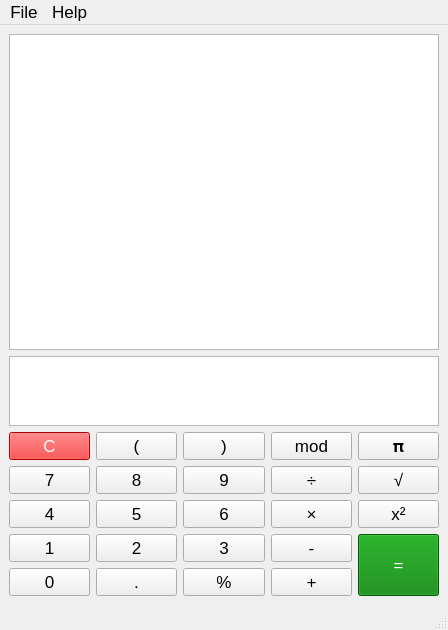
Above: mainwindow.ui from ledangquangdangquang/Caculator-qt-linux before the change. Below: the same form after it.
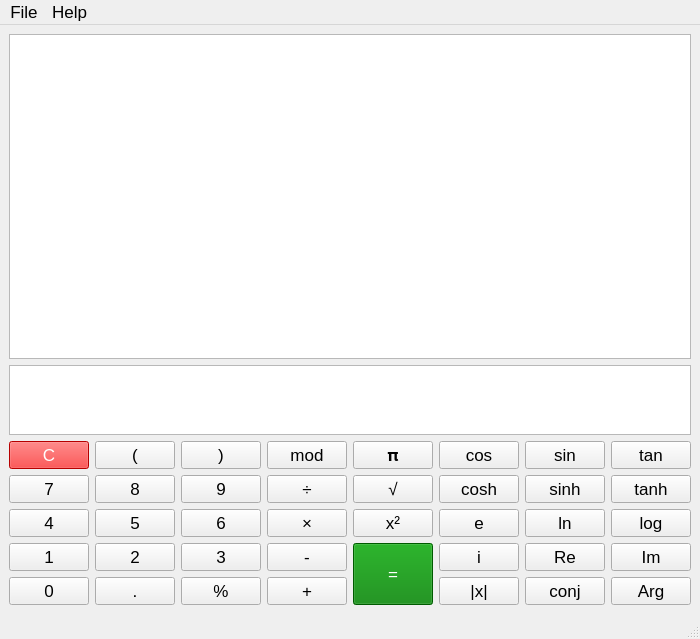
That is the form after the change. Icons and pictures are not drawn. Custom widgets are drawn as their Qt base class.

Commit message: layout add expand sin cos

Patch:
```diff
--- a/mainwindow.ui
+++ b/mainwindow.ui
@@ -6,8 +6,8 @@
    <rect>
     <x>0</x>
     <y>0</y>
-    <width>448</width>
-    <height>630</height>
+    <width>397</width>
+    <height>639</height>
    </rect>
   </property>
   <property name="font">
@@ -26,6 +26,9 @@
    <layout class="QVBoxLayout" name="verticalLayout_3">
     <item>
      <layout class="QVBoxLayout" name="verticalLayout_2" stretch="7,1,1">
+      <property name="sizeConstraint">
+       <enum>QLayout::SetMinimumSize</enum>
+      </property>
       <item>
        <widget class="QPlainTextEdit" name="plainHistory">
         <property name="cursor" stdset="0">
@@ -47,10 +50,13 @@
        <layout class="QVBoxLayout" name="verticalLayout">
         <item>
          <layout class="QHBoxLayout" name="horizontalLayout_6">
+          <property name="sizeConstraint">
+           <enum>QLayout::SetMinimumSize</enum>
+          </property>
           <item>
            <widget class="QPushButton" name="key_clear">
             <property name="sizePolicy">
-             <sizepolicy hsizetype="Minimum" vsizetype="Preferred">
+             <sizepolicy hsizetype="Expanding" vsizetype="Minimum">
               <horstretch>0</horstretch>
               <verstretch>0</verstretch>
              </sizepolicy>
@@ -95,7 +101,7 @@
           <item>
            <widget class="QPushButton" name="key_sym9">
             <property name="sizePolicy">
-             <sizepolicy hsizetype="Minimum" vsizetype="Preferred">
+             <sizepolicy hsizetype="Expanding" vsizetype="Minimum">
               <horstretch>0</horstretch>
               <verstretch>0</verstretch>
              </sizepolicy>
@@ -123,7 +129,7 @@
           <item>
            <widget class="QPushButton" name="key_sym0">
             <property name="sizePolicy">
-             <sizepolicy hsizetype="Minimum" vsizetype="Preferred">
+             <sizepolicy hsizetype="Expanding" vsizetype="Minimum">
               <horstretch>0</horstretch>
               <verstretch>0</verstretch>
              </sizepolicy>
@@ -151,7 +157,7 @@
           <item>
            <widget class="QPushButton" name="key_mod">
             <property name="sizePolicy">
-             <sizepolicy hsizetype="Minimum" vsizetype="Preferred">
+             <sizepolicy hsizetype="Expanding" vsizetype="Minimum">
               <horstretch>0</horstretch>
               <verstretch>0</verstretch>
              </sizepolicy>
@@ -179,7 +185,7 @@
           <item>
            <widget class="QPushButton" name="key_pi">
             <property name="sizePolicy">
-             <sizepolicy hsizetype="Minimum" vsizetype="Preferred">
+             <sizepolicy hsizetype="Expanding" vsizetype="Minimum">
               <horstretch>0</horstretch>
               <verstretch>0</verstretch>
              </sizepolicy>
@@ -204,14 +210,56 @@
             </property>
            </widget>
           </item>
+          <item>
+           <widget class="QPushButton" name="key_cos">
+            <property name="sizePolicy">
+             <sizepolicy hsizetype="Expanding" vsizetype="Minimum">
+              <horstretch>0</horstretch>
+              <verstretch>0</verstretch>
+             </sizepolicy>
+            </property>
+            <property name="text">
+             <string>cos</string>
+            </property>
+           </widget>
+          </item>
+          <item>
+           <widget class="QPushButton" name="key_sin">
+            <property name="sizePolicy">
+             <sizepolicy hsizetype="Expanding" vsizetype="Minimum">
+              <horstretch>0</horstretch>
+              <verstretch>0</verstretch>
+             </sizepolicy>
+            </property>
+            <property name="text">
+             <string>sin</string>
+            </property>
+           </widget>
+          </item>
+          <item>
+           <widget class="QPushButton" name="key_tan">
+            <property name="sizePolicy">
+             <sizepolicy hsizetype="Expanding" vsizetype="Minimum">
+              <horstretch>0</horstretch>
+              <verstretch>0</verstretch>
+             </sizepolicy>
+            </property>
+            <property name="text">
+             <string>tan</string>
+            </property>
+           </widget>
+          </item>
          </layout>
         </item>
         <item>
          <layout class="QHBoxLayout" name="horizontalLayout_2">
+          <property name="sizeConstraint">
+           <enum>QLayout::SetMinimumSize</enum>
+          </property>
           <item>
            <widget class="QPushButton" name="key_7">
             <property name="sizePolicy">
-             <sizepolicy hsizetype="Minimum" vsizetype="Preferred">
+             <sizepolicy hsizetype="Expanding" vsizetype="Minimum">
               <horstretch>0</horstretch>
               <verstretch>0</verstretch>
              </sizepolicy>
@@ -239,7 +287,7 @@
           <item>
            <widget class="QPushButton" name="key_8">
             <property name="sizePolicy">
-             <sizepolicy hsizetype="Minimum" vsizetype="Preferred">
+             <sizepolicy hsizetype="Expanding" vsizetype="Minimum">
               <horstretch>0</horstretch>
               <verstretch>0</verstretch>
              </sizepolicy>
@@ -267,7 +315,7 @@
           <item>
            <widget class="QPushButton" name="key_9">
             <property name="sizePolicy">
-             <sizepolicy hsizetype="Minimum" vsizetype="Preferred">
+             <sizepolicy hsizetype="Expanding" vsizetype="Minimum">
               <horstretch>0</horstretch>
               <verstretch>0</verstretch>
              </sizepolicy>
@@ -295,7 +343,7 @@
           <item>
            <widget class="QPushButton" name="key_div">
             <property name="sizePolicy">
-             <sizepolicy hsizetype="Minimum" vsizetype="Preferred">
+             <sizepolicy hsizetype="Expanding" vsizetype="Minimum">
               <horstretch>0</horstretch>
               <verstretch>0</verstretch>
              </sizepolicy>
@@ -323,7 +371,7 @@
           <item>
            <widget class="QPushButton" name="key_square_root">
             <property name="sizePolicy">
-             <sizepolicy hsizetype="Minimum" vsizetype="Preferred">
+             <sizepolicy hsizetype="Expanding" vsizetype="Minimum">
               <horstretch>0</horstretch>
               <verstretch>0</verstretch>
              </sizepolicy>
@@ -348,14 +396,56 @@
             </property>
            </widget>
           </item>
+          <item>
+           <widget class="QPushButton" name="key_cosh">
+            <property name="sizePolicy">
+             <sizepolicy hsizetype="Expanding" vsizetype="Minimum">
+              <horstretch>0</horstretch>
+              <verstretch>0</verstretch>
+             </sizepolicy>
+            </property>
+            <property name="text">
+             <string>cosh</string>
+            </property>
+           </widget>
+          </item>
+          <item>
+           <widget class="QPushButton" name="key_sinh">
+            <property name="sizePolicy">
+             <sizepolicy hsizetype="Expanding" vsizetype="Minimum">
+              <horstretch>0</horstretch>
+              <verstretch>0</verstretch>
+             </sizepolicy>
+            </property>
+            <property name="text">
+             <string>sinh</string>
+            </property>
+           </widget>
+          </item>
+          <item>
+           <widget class="QPushButton" name="key_tanh">
+            <property name="sizePolicy">
+             <sizepolicy hsizetype="Expanding" vsizetype="Minimum">
+              <horstretch>0</horstretch>
+              <verstretch>0</verstretch>
+             </sizepolicy>
+            </property>
+            <property name="text">
+             <string>tanh</string>
+            </property>
+           </widget>
+          </item>
          </layout>
         </item>
         <item>
          <layout class="QHBoxLayout" name="horizontalLayout_4">
+          <property name="sizeConstraint">
+           <enum>QLayout::SetMinimumSize</enum>
+          </property>
           <item>
            <widget class="QPushButton" name="key_4">
             <property name="sizePolicy">
-             <sizepolicy hsizetype="Minimum" vsizetype="Preferred">
+             <sizepolicy hsizetype="Expanding" vsizetype="Minimum">
               <horstretch>0</horstretch>
               <verstretch>0</verstretch>
              </sizepolicy>
@@ -383,7 +473,7 @@
           <item>
            <widget class="QPushButton" name="key_5">
             <property name="sizePolicy">
-             <sizepolicy hsizetype="Minimum" vsizetype="Preferred">
+             <sizepolicy hsizetype="Expanding" vsizetype="Minimum">
               <horstretch>0</horstretch>
               <verstretch>0</verstretch>
              </sizepolicy>
@@ -411,7 +501,7 @@
           <item>
            <widget class="QPushButton" name="key_6">
             <property name="sizePolicy">
-             <sizepolicy hsizetype="Minimum" vsizetype="Preferred">
+             <sizepolicy hsizetype="Expanding" vsizetype="Minimum">
               <horstretch>0</horstretch>
               <verstretch>0</verstretch>
              </sizepolicy>
@@ -439,7 +529,7 @@
           <item>
            <widget class="QPushButton" name="key_mul">
             <property name="sizePolicy">
-             <sizepolicy hsizetype="Minimum" vsizetype="Preferred">
+             <sizepolicy hsizetype="Expanding" vsizetype="Minimum">
               <horstretch>0</horstretch>
               <verstretch>0</verstretch>
              </sizepolicy>
@@ -467,7 +557,7 @@
           <item>
            <widget class="QPushButton" name="key_x_squared">
             <property name="sizePolicy">
-             <sizepolicy hsizetype="Minimum" vsizetype="Preferred">
+             <sizepolicy hsizetype="Expanding" vsizetype="Minimum">
               <horstretch>0</horstretch>
               <verstretch>0</verstretch>
              </sizepolicy>
@@ -492,14 +582,84 @@
             </property>
            </widget>
           </item>
+          <item>
+           <widget class="QPushButton" name="key_e">
+            <property name="sizePolicy">
+             <sizepolicy hsizetype="Expanding" vsizetype="Minimum">
+              <horstretch>0</horstretch>
+              <verstretch>0</verstretch>
+             </sizepolicy>
+            </property>
+            <property name="text">
+             <string>e</string>
+            </property>
+           </widget>
+          </item>
+          <item>
+           <widget class="QPushButton" name="key_ln">
+            <property name="sizePolicy">
+             <sizepolicy hsizetype="Expanding" vsizetype="Minimum">
+              <horstretch>0</horstretch>
+              <verstretch>0</verstretch>
+             </sizepolicy>
+            </property>
+            <property name="text">
+             <string>ln</string>
+            </property>
+           </widget>
+          </item>
+          <item>
+           <widget class="QPushButton" name="key_log">
+            <property name="sizePolicy">
+             <sizepolicy hsizetype="Expanding" vsizetype="Minimum">
+              <horstretch>0</horstretch>
+              <verstretch>0</verstretch>
+             </sizepolicy>
+            </property>
+            <property name="text">
+             <string>log</string>
+            </property>
+           </widget>
+          </item>
          </layout>
         </item>
         <item>
          <layout class="QGridLayout" name="gridLayout">
-          <item row="1" column="3">
+          <property name="sizeConstraint">
+           <enum>QLayout::SetMinimumSize</enum>
+          </property>
+          <item row="2" column="3">
+           <widget class="QPushButton" name="key_sub">
+            <property name="sizePolicy">
+             <sizepolicy hsizetype="Expanding" vsizetype="Minimum">
+              <horstretch>0</horstretch>
+              <verstretch>0</verstretch>
+             </sizepolicy>
+            </property>
+            <property name="minimumSize">
+             <size>
+              <width>0</width>
+              <height>0</height>
+             </size>
+            </property>
+            <property name="sizeIncrement">
+             <size>
+              <width>0</width>
+              <height>0</height>
+             </size>
+            </property>
+            <property name="cursor">
+             <cursorShape>PointingHandCursor</cursorShape>
+            </property>
+            <property name="text">
+             <string>-</string>
+            </property>
+           </widget>
+          </item>
+          <item row="3" column="3">
            <widget class="QPushButton" name="key_add">
             <property name="sizePolicy">
-             <sizepolicy hsizetype="Minimum" vsizetype="Preferred">
+             <sizepolicy hsizetype="Expanding" vsizetype="Minimum">
               <horstretch>0</horstretch>
               <verstretch>0</verstretch>
              </sizepolicy>
@@ -524,66 +684,10 @@
             </property>
            </widget>
           </item>
-          <item row="0" column="2">
-           <widget class="QPushButton" name="key_3">
-            <property name="sizePolicy">
-             <sizepolicy hsizetype="Minimum" vsizetype="Preferred">
-              <horstretch>0</horstretch>
-              <verstretch>0</verstretch>
-             </sizepolicy>
-            </property>
-            <property name="minimumSize">
-             <size>
-              <width>0</width>
-              <height>0</height>
-             </size>
-            </property>
-            <property name="sizeIncrement">
-             <size>
-              <width>0</width>
-              <height>0</height>
-             </size>
-            </property>
-            <property name="cursor">
-             <cursorShape>PointingHandCursor</cursorShape>
-            </property>
-            <property name="text">
-             <string>3</string>
-            </property>
-           </widget>
-          </item>
-          <item row="0" column="1">
-           <widget class="QPushButton" name="key_2">
-            <property name="sizePolicy">
-             <sizepolicy hsizetype="Minimum" vsizetype="Preferred">
-              <horstretch>0</horstretch>
-              <verstretch>0</verstretch>
-             </sizepolicy>
-            </property>
-            <property name="minimumSize">
-             <size>
-              <width>0</width>
-              <height>0</height>
-             </size>
-            </property>
-            <property name="sizeIncrement">
-             <size>
-              <width>0</width>
-              <height>0</height>
-             </size>
-            </property>
-            <property name="cursor">
-             <cursorShape>PointingHandCursor</cursorShape>
-            </property>
-            <property name="text">
-             <string>2</string>
-            </property>
-           </widget>
-          </item>
-          <item row="1" column="2">
+          <item row="3" column="2">
            <widget class="QPushButton" name="key_percent">
             <property name="sizePolicy">
-             <sizepolicy hsizetype="Minimum" vsizetype="Preferred">
+             <sizepolicy hsizetype="Expanding" vsizetype="Minimum">
               <horstretch>0</horstretch>
               <verstretch>0</verstretch>
              </sizepolicy>
@@ -608,66 +712,10 @@
             </property>
            </widget>
           </item>
-          <item row="1" column="1">
-           <widget class="QPushButton" name="key_dot">
-            <property name="sizePolicy">
-             <sizepolicy hsizetype="Minimum" vsizetype="Preferred">
-              <horstretch>0</horstretch>
-              <verstretch>0</verstretch>
-             </sizepolicy>
-            </property>
-            <property name="minimumSize">
-             <size>
-              <width>0</width>
-              <height>0</height>
-             </size>
-            </property>
-            <property name="sizeIncrement">
-             <size>
-              <width>0</width>
-              <height>0</height>
-             </size>
-            </property>
-            <property name="cursor">
-             <cursorShape>PointingHandCursor</cursorShape>
-            </property>
-            <property name="text">
-             <string>.</string>
-            </property>
-           </widget>
-          </item>
-          <item row="0" column="0">
-           <widget class="QPushButton" name="key_1">
-            <property name="sizePolicy">
-             <sizepolicy hsizetype="Minimum" vsizetype="Preferred">
-              <horstretch>0</horstretch>
-              <verstretch>0</verstretch>
-             </sizepolicy>
-            </property>
-            <property name="minimumSize">
-             <size>
-              <width>0</width>
-              <height>0</height>
-             </size>
-            </property>
-            <property name="sizeIncrement">
-             <size>
-              <width>0</width>
-              <height>0</height>
-             </size>
-            </property>
-            <property name="cursor">
-             <cursorShape>PointingHandCursor</cursorShape>
-            </property>
-            <property name="text">
-             <string>1</string>
-            </property>
-           </widget>
-          </item>
-          <item row="1" column="0">
+          <item row="3" column="0">
            <widget class="QPushButton" name="key_0">
             <property name="sizePolicy">
-             <sizepolicy hsizetype="Minimum" vsizetype="Preferred">
+             <sizepolicy hsizetype="Expanding" vsizetype="Minimum">
               <horstretch>0</horstretch>
               <verstretch>0</verstretch>
              </sizepolicy>
@@ -692,10 +740,10 @@
             </property>
            </widget>
           </item>
-          <item row="0" column="3">
-           <widget class="QPushButton" name="key_sub">
+          <item row="2" column="1">
+           <widget class="QPushButton" name="key_2">
             <property name="sizePolicy">
-             <sizepolicy hsizetype="Minimum" vsizetype="Preferred">
+             <sizepolicy hsizetype="Expanding" vsizetype="Minimum">
               <horstretch>0</horstretch>
               <verstretch>0</verstretch>
              </sizepolicy>
@@ -716,11 +764,11 @@
              <cursorShape>PointingHandCursor</cursorShape>
             </property>
             <property name="text">
-             <string>-</string>
+             <string>2</string>
             </property>
            </widget>
           </item>
-          <item row="0" column="4" rowspan="2">
+          <item row="2" column="4" rowspan="2">
            <widget class="QPushButton" name="key_equals">
             <property name="sizePolicy">
              <sizepolicy hsizetype="Minimum" vsizetype="Preferred">
@@ -760,6 +808,168 @@
             </property>
            </widget>
           </item>
+          <item row="2" column="2">
+           <widget class="QPushButton" name="key_3">
+            <property name="sizePolicy">
+             <sizepolicy hsizetype="Expanding" vsizetype="Minimum">
+              <horstretch>0</horstretch>
+              <verstretch>0</verstretch>
+             </sizepolicy>
+            </property>
+            <property name="minimumSize">
+             <size>
+              <width>0</width>
+              <height>0</height>
+             </size>
+            </property>
+            <property name="sizeIncrement">
+             <size>
+              <width>0</width>
+              <height>0</height>
+             </size>
+            </property>
+            <property name="cursor">
+             <cursorShape>PointingHandCursor</cursorShape>
+            </property>
+            <property name="text">
+             <string>3</string>
+            </property>
+           </widget>
+          </item>
+          <item row="3" column="1">
+           <widget class="QPushButton" name="key_dot">
+            <property name="sizePolicy">
+             <sizepolicy hsizetype="Expanding" vsizetype="Minimum">
+              <horstretch>0</horstretch>
+              <verstretch>0</verstretch>
+             </sizepolicy>
+            </property>
+            <property name="minimumSize">
+             <size>
+              <width>0</width>
+              <height>0</height>
+             </size>
+            </property>
+            <property name="sizeIncrement">
+             <size>
+              <width>0</width>
+              <height>0</height>
+             </size>
+            </property>
+            <property name="cursor">
+             <cursorShape>PointingHandCursor</cursorShape>
+            </property>
+            <property name="text">
+             <string>.</string>
+            </property>
+           </widget>
+          </item>
+          <item row="2" column="0">
+           <widget class="QPushButton" name="key_1">
+            <property name="sizePolicy">
+             <sizepolicy hsizetype="Expanding" vsizetype="Minimum">
+              <horstretch>0</horstretch>
+              <verstretch>0</verstretch>
+             </sizepolicy>
+            </property>
+            <property name="minimumSize">
+             <size>
+              <width>0</width>
+              <height>0</height>
+             </size>
+            </property>
+            <property name="sizeIncrement">
+             <size>
+              <width>0</width>
+              <height>0</height>
+             </size>
+            </property>
+            <property name="cursor">
+             <cursorShape>PointingHandCursor</cursorShape>
+            </property>
+            <property name="text">
+             <string>1</string>
+            </property>
+           </widget>
+          </item>
+          <item row="2" column="5">
+           <widget class="QPushButton" name="key_i">
+            <property name="sizePolicy">
+             <sizepolicy hsizetype="Expanding" vsizetype="Minimum">
+              <horstretch>0</horstretch>
+              <verstretch>0</verstretch>
+             </sizepolicy>
+            </property>
+            <property name="text">
+             <string>i</string>
+            </property>
+           </widget>
+          </item>
+          <item row="2" column="6">
+           <widget class="QPushButton" name="key_re">
+            <property name="sizePolicy">
+             <sizepolicy hsizetype="Expanding" vsizetype="Minimum">
+              <horstretch>0</horstretch>
+              <verstretch>0</verstretch>
+             </sizepolicy>
+            </property>
+            <property name="text">
+             <string>Re</string>
+            </property>
+           </widget>
+          </item>
+          <item row="2" column="7">
+           <widget class="QPushButton" name="key_im">
+            <property name="sizePolicy">
+             <sizepolicy hsizetype="Expanding" vsizetype="Minimum">
+              <horstretch>0</horstretch>
+              <verstretch>0</verstretch>
+             </sizepolicy>
+            </property>
+            <property name="text">
+             <string>Im</string>
+            </property>
+           </widget>
+          </item>
+          <item row="3" column="5">
+           <widget class="QPushButton" name="key_abs">
+            <property name="sizePolicy">
+             <sizepolicy hsizetype="Expanding" vsizetype="Minimum">
+              <horstretch>0</horstretch>
+              <verstretch>0</verstretch>
+             </sizepolicy>
+            </property>
+            <property name="text">
+             <string>|x|</string>
+            </property>
+           </widget>
+          </item>
+          <item row="3" column="6">
+           <widget class="QPushButton" name="key_conj">
+            <property name="sizePolicy">
+             <sizepolicy hsizetype="Expanding" vsizetype="Minimum">
+              <horstretch>0</horstretch>
+              <verstretch>0</verstretch>
+             </sizepolicy>
+            </property>
+            <property name="text">
+             <string>conj</string>
+            </property>
+           </widget>
+          </item>
+          <item row="3" column="7">
+           <widget class="QPushButton" name="key_arg">
+            <property name="sizePolicy">
+             <sizepolicy hsizetype="Expanding" vsizetype="Minimum">
+              <horstretch>0</horstretch>
+              <verstretch>0</verstretch>
+             </sizepolicy>
+            </property>
+            <property name="text">
+             <string>Arg</string>
+            </property>
+           </widget>
+          </item>
          </layout>
         </item>
        </layout>
@@ -773,7 +983,7 @@
     <rect>
      <x>0</x>
      <y>0</y>
-     <width>448</width>
+     <width>397</width>
      <height>25</height>
     </rect>
    </property>
```
The commit also changes 2 other files.
